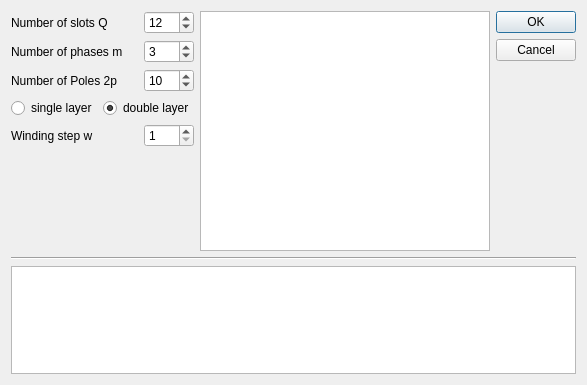
First picture: the form in swat_em/ui/GenWinding2.ui, repository mjfwest/swat-em, before the edit.
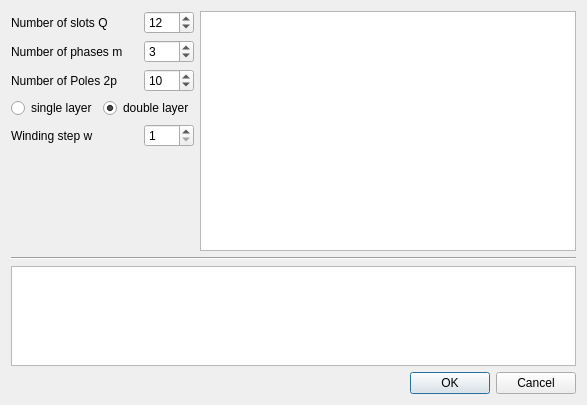
Second picture: the form after the edit. Icons and pictures are not drawn.

Patch:
```diff
--- a/swat_em/ui/GenWinding2.ui
+++ b/swat_em/ui/GenWinding2.ui
@@ -7,7 +7,7 @@
     <x>0</x>
     <y>0</y>
     <width>587</width>
-    <height>385</height>
+    <height>405</height>
    </rect>
   </property>
   <property name="windowTitle">
@@ -227,22 +227,6 @@
        </property>
       </widget>
      </item>
-     <item>
-      <widget class="QDialogButtonBox" name="buttonBox">
-       <property name="sizePolicy">
-        <sizepolicy hsizetype="Preferred" vsizetype="Preferred">
-         <horstretch>0</horstretch>
-         <verstretch>0</verstretch>
-        </sizepolicy>
-       </property>
-       <property name="orientation">
-        <enum>Qt::Vertical</enum>
-       </property>
-       <property name="standardButtons">
-        <set>QDialogButtonBox::Cancel|QDialogButtonBox::Ok</set>
-       </property>
-      </widget>
-     </item>
     </layout>
    </item>
    <item>
@@ -271,6 +255,25 @@
      </attribute>
     </widget>
    </item>
+   <item>
+    <widget class="QDialogButtonBox" name="buttonBox">
+     <property name="sizePolicy">
+      <sizepolicy hsizetype="Preferred" vsizetype="Preferred">
+       <horstretch>0</horstretch>
+       <verstretch>0</verstretch>
+      </sizepolicy>
+     </property>
+     <property name="orientation">
+      <enum>Qt::Horizontal</enum>
+     </property>
+     <property name="standardButtons">
+      <set>QDialogButtonBox::Cancel|QDialogButtonBox::Ok</set>
+     </property>
+     <property name="centerButtons">
+      <bool>false</bool>
+     </property>
+    </widget>
+   </item>
   </layout>
  </widget>
  <resources/>
```
